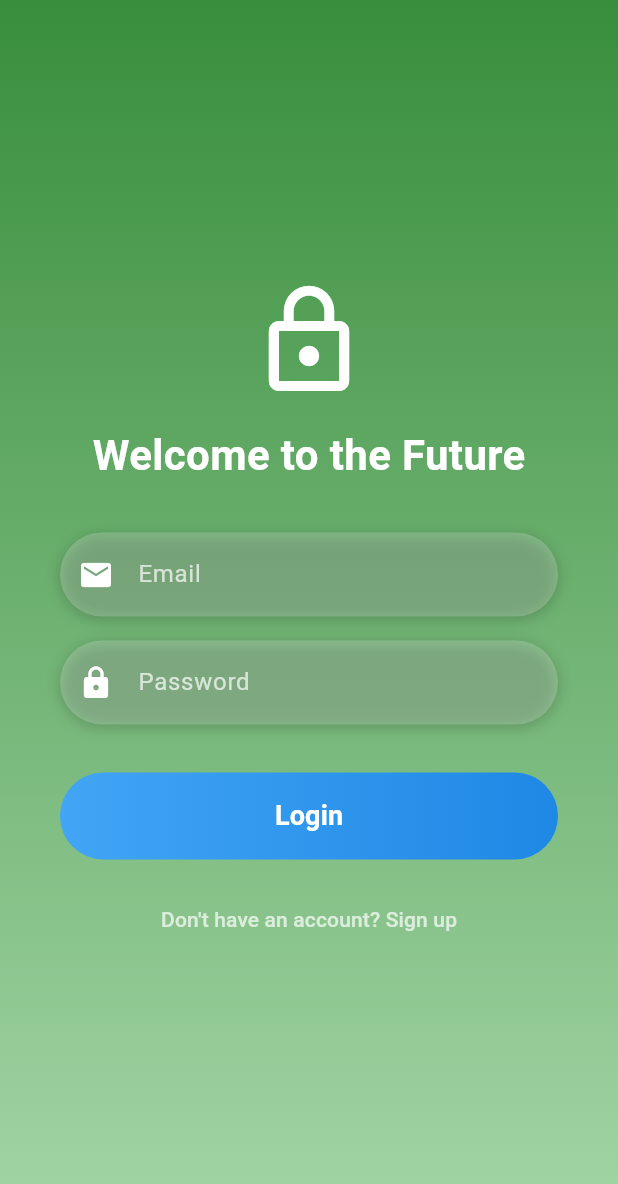
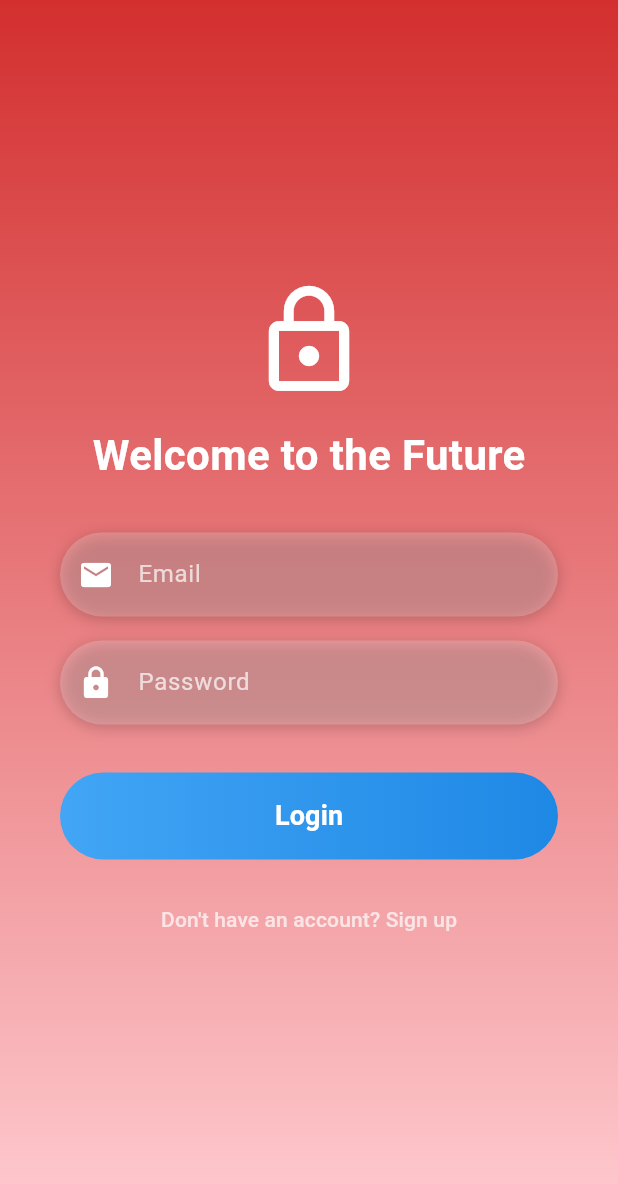
Before and after one commit to could-ai/019827b2-146c-7610-940e-a25455172f04, a Flutter app: the screen it shows after launch, on a phone screen of 412 x 824 dp. Shown: the top 1184 px of the screen. Run offline on Flutter 3.47's test engine with Material 3 defaults, Android fonts, the phone set to English and light mode, and no system bars; our stand-ins replace supabase_flutter; accounts and stored records are empty.

Commit message:
Change login page background to red gradient.

```diff
--- a/usr/lib/pages/login_page.dart
+++ b/usr/lib/pages/login_page.dart
@@ -55,8 +55,8 @@ class _LoginPageState extends State<LoginPage> {
             begin: Alignment.topCenter,
             end: Alignment.bottomCenter,
             colors: [
-              Color(0xFF388E3C), // Deep Green
-              Color(0xFFA5D6A7), // Light Green
+              Color(0xFFD32F2F), // Deep Red
+              Color(0xFFFFCDD2), // Light Red
             ],
           ),
         ),
```
